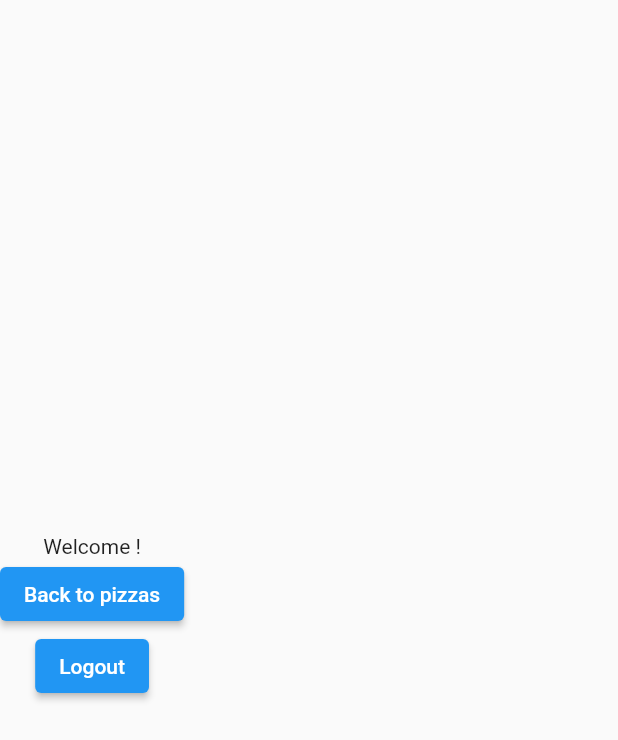
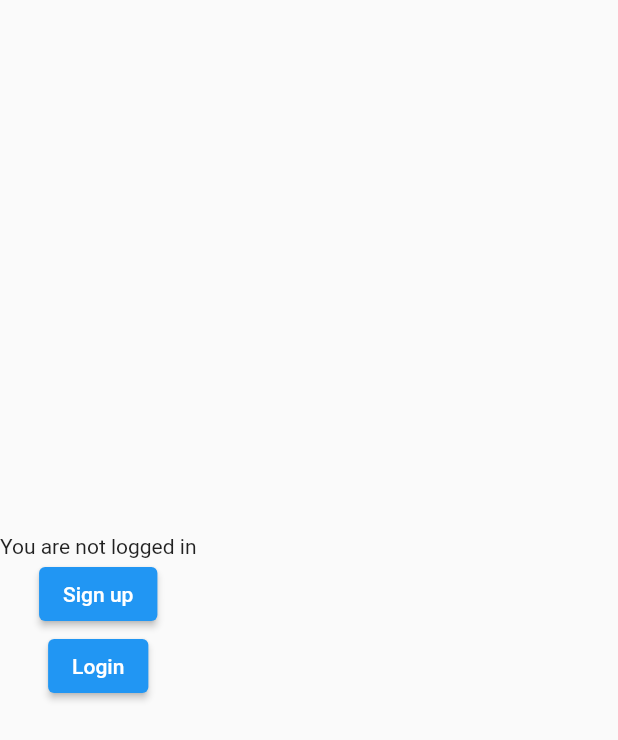
Before and after one commit to dtengeri/pizza_order_app, a Flutter app: the PizzaListScreen screen opened by its route, after a tap on the "person" icon, on a phone screen of 412 x 824 dp. Shown: the top 740 px of the screen. Run offline on Flutter 3.47's test engine with Material 2 defaults, Android fonts, the light colour scheme and no system bars; our stand-ins replace flutter_riverpod, freezed_annotation, go_router.

Commit message:
feat: add riverpod

```diff
--- a/analysis_options.yaml
+++ b/analysis_options.yaml
@@ -1 +1,5 @@
 include: package:flutter_lints/flutter.yaml
+
+analyzer:
+  plugins:
+    - custom_lint
--- /dev/null
+++ b/lib/features/auth/application/auth_controller.dart
@@ -0,0 +1,22 @@
+import 'package:flutter_riverpod/flutter_riverpod.dart';
+import 'package:pizza_order_app/features/auth/domain/auth_state.dart';
+import 'package:pizza_order_app/features/core/domain/user.dart';
+
+class AuthController extends Notifier<AuthState> {
+  @override
+  AuthState build() {
+    return const Unauthenticated();
+  }
+
+  void signIn(User user) {
+    state = Authenticated(user: user);
+  }
+
+  void signOut() {
+    state = const Unauthenticated();
+  }
+}
+
+final authControllerProvider = NotifierProvider<AuthController, AuthState>(
+  () => AuthController(),
+);
--- /dev/null
+++ b/lib/features/auth/domain/auth_state.dart
@@ -0,0 +1,14 @@
+import 'package:pizza_order_app/features/core/domain/user.dart';
+
+sealed class AuthState {
+  const AuthState();
+}
+
+class Unauthenticated extends AuthState {
+  const Unauthenticated();
+}
+
+class Authenticated extends AuthState {
+  const Authenticated({required this.user});
+  final User user;
+}
--- a/lib/features/core/domain/user.dart
+++ b/lib/features/core/domain/user.dart
@@ -1,8 +1,11 @@
-class User {
-  const User({
-    required this.name,
-    required this.email,
-  });
-  final String name;
-  final String email;
+import 'package:freezed_annotation/freezed_annotation.dart';
+
+part 'user.freezed.dart';
+
+@freezed
+class User with _$User {
+  factory User({
+    required String name,
+    required String email,
+  }) = _User;
 }
--- /dev/null
+++ b/lib/features/login/application/login_controller.dart
@@ -0,0 +1 @@
+class LoginController {}
--- /dev/null
+++ b/lib/features/login/domain/login_repository.dart
@@ -0,0 +1,8 @@
+import 'package:pizza_order_app/features/core/domain/user.dart';
+
+abstract class LoginRepository {
+  Future<User> login({
+    required String email,
+    required String password,
+  });
+}
--- a/lib/features/pizza_order/presentation/pizza_list_screen.dart
+++ b/lib/features/pizza_order/presentation/pizza_list_screen.dart
@@ -1,24 +1,24 @@
 import 'package:flutter/material.dart';
+import 'package:flutter_riverpod/flutter_riverpod.dart';
 import 'package:go_router/go_router.dart';
-import 'package:pizza_order_app/features/core/domain/user.dart';
+import 'package:pizza_order_app/features/pizza_order/application/pizza_list.dart';
 
-class PizzaListScreen extends StatelessWidget {
+class PizzaListScreen extends ConsumerWidget {
   const PizzaListScreen({
     super.key,
-    required this.user,
   });
 
-  final User user;
+  @override
+  Widget build(BuildContext context, WidgetRef ref) {
+    final pizzas = ref.watch(pizzaListProvider);
 
-  @override
-  Widget build(BuildContext context) {
     return Scaffold(
       appBar: AppBar(
         title: const Text('Pizza Order'),
         actions: [
           IconButton(
             onPressed: () {
-              context.go('/profile?email=${user.email}&name=${user.name}');
+              context.go('/profile');
             },
             icon: const Icon(Icons.person),
           ),
@@ -27,12 +27,18 @@ class PizzaListScreen extends StatelessWidget {
       body: Column(
         mainAxisAlignment: MainAxisAlignment.center,
         children: [
-          Text('Welcome ${user.name}!'),
-          ElevatedButton(
-            onPressed: () {
-              context.go('/');
-            },
-            child: const Text('Logout'),
+          const Text('Welcome!'),
+          Expanded(
+            child: ListView.separated(
+              itemCount: pizzas.length,
+              separatorBuilder: (context, index) => const Divider(),
+              itemBuilder: (context, index) => ListTile(
+                title: Text(pizzas[index].name),
+                trailing: Text(
+                  '\$${pizzas[index].price}',
+                ),
+              ),
+            ),
           ),
         ],
       ),
--- a/lib/features/profile/presentation/profile_screen.dart
+++ b/lib/features/profile/presentation/profile_screen.dart
@@ -1,10 +1,30 @@
 import 'package:flutter/material.dart';
+import 'package:flutter_riverpod/flutter_riverpod.dart';
 import 'package:go_router/go_router.dart';
+import 'package:pizza_order_app/features/auth/application/auth_controller.dart';
+import 'package:pizza_order_app/features/auth/domain/auth_state.dart';
 import 'package:pizza_order_app/features/core/domain/user.dart';
 
-class ProfileScreen extends StatelessWidget {
+class ProfileScreen extends ConsumerWidget {
   const ProfileScreen({
     super.key,
+  });
+
+  @override
+  Widget build(BuildContext context, WidgetRef ref) {
+    final authState = ref.watch(authControllerProvider);
+
+    return Scaffold(
+      body: switch (authState) {
+        Unauthenticated() => const _Unauthenticated(),
+        Authenticated(:final user) => _ProfileDetails(user: user),
+      },
+    );
+  }
+}
+
+class _ProfileDetails extends StatelessWidget {
+  const _ProfileDetails({
     required this.user,
   });
 
@@ -12,14 +32,13 @@ class ProfileScreen extends StatelessWidget {
 
   @override
   Widget build(BuildContext context) {
-    return Scaffold(
-      body: Column(
+    return Column(
       mainAxisAlignment: MainAxisAlignment.center,
       children: [
         Text('Welcome ${user.name}!'),
         ElevatedButton(
           onPressed: () {
-              context.go('/pizzas?email=${user.email}&name=${user.name}');
+            context.go('/pizzas');
           },
           child: const Text('Back to pizzas'),
         ),
@@ -30,7 +49,32 @@ class ProfileScreen extends StatelessWidget {
           child: const Text('Logout'),
         ),
       ],
-      ),
     );
   }
 }
+
+class _Unauthenticated extends StatelessWidget {
+  const _Unauthenticated();
+
+  @override
+  Widget build(BuildContext context) {
+    return Column(
+      mainAxisAlignment: MainAxisAlignment.center,
+      children: [
+        const Text('You are not logged in'),
+        ElevatedButton(
+          onPressed: () {
+            context.go('/sign-up');
+          },
+          child: const Text('Sign up'),
+        ),
+        ElevatedButton(
+          onPressed: () {
+            context.go('/');
+          },
+          child: const Text('Login'),
+        ),
+      ],
+    );
+  }
+}
--- a/lib/main.dart
+++ b/lib/main.dart
@@ -1,13 +1,17 @@
 import 'package:flutter/material.dart';
+import 'package:flutter_riverpod/flutter_riverpod.dart';
 import 'package:go_router/go_router.dart';
-import 'package:pizza_order_app/features/core/domain/user.dart';
 import 'package:pizza_order_app/features/login/presentation/login_screen.dart';
 import 'package:pizza_order_app/features/pizza_order/presentation/pizza_list_screen.dart';
 import 'package:pizza_order_app/features/profile/presentation/profile_screen.dart';
 import 'package:pizza_order_app/features/sign_up/presentation/sign_up_screen.dart';
 
 void main() {
-  runApp(const MainApp());
+  runApp(
+    const ProviderScope(
+      child: MainApp(),
+    ),
+  );
 }
 
 final _router = GoRouter(
@@ -22,21 +26,11 @@ final _router = GoRouter(
     ),
     GoRoute(
       path: '/pizzas',
-      builder: (context, state) => PizzaListScreen(
-        user: User(
-          name: state.uri.queryParameters['name'] ?? '',
-          email: state.uri.queryParameters['email'] ?? '',
-        ),
-      ),
+      builder: (context, state) => const PizzaListScreen(),
     ),
     GoRoute(
       path: '/profile',
-      builder: (context, state) => ProfileScreen(
-        user: User(
-          name: state.uri.queryParameters['name'] ?? '',
-          email: state.uri.queryParameters['email'] ?? '',
-        ),
-      ),
+      builder: (context, state) => const ProfileScreen(),
     ),
   ],
 );
```
Also changed, not shown: lib/features/core/presentation/name_text_field.dart (added, +24 -0 lines), lib/features/login/domain/login_form.dart (added, +28 -0 lines), lib/features/login/infrastructure/dummy_login_repository.dart (added, +12 -0 lines), lib/features/login/infrastructure/providers.dart (added, +7 -0 lines), lib/features/pizza_order/application/pizza_list.dart (added, +12 -0 lines), lib/features/pizza_order/domain/pizza.dart (added, +11 -0 lines), lib/features/sign_up/application/sign_up_controller.dart (+21 -15 lines), lib/features/sign_up/domain/sign_up_form.dart (+13 -11 lines), lib/features/sign_up/infrastructure/providers.dart (added, +7 -0 lines), lib/features/sign_up/presentation/sign_up_screen.dart (+24 -39 lines), pubspec.yaml (+8 -0 lines), lib/features/core/domain/user.freezed.dart (added), lib/features/login/domain/login_form.freezed.dart (added), lib/features/pizza_order/domain/pizza.freezed.dart (added), 2 more files. Lines whose indentation alone changed are shown as unchanged.
